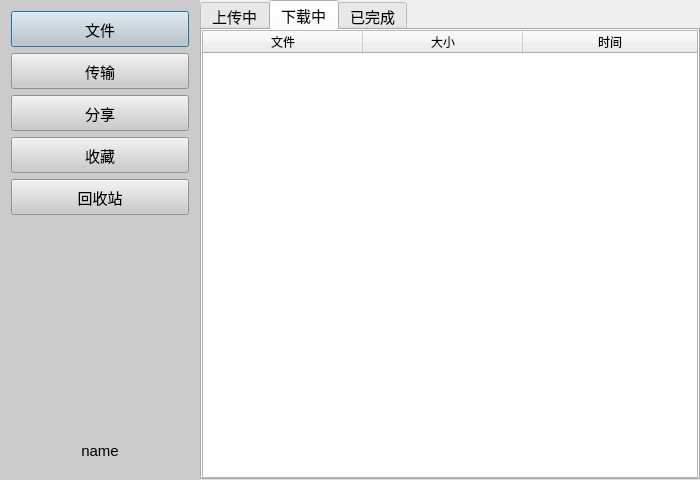
Above: NetDisk/maindialog.ui from csmust/colin-project before the change. Below: the same form after it.
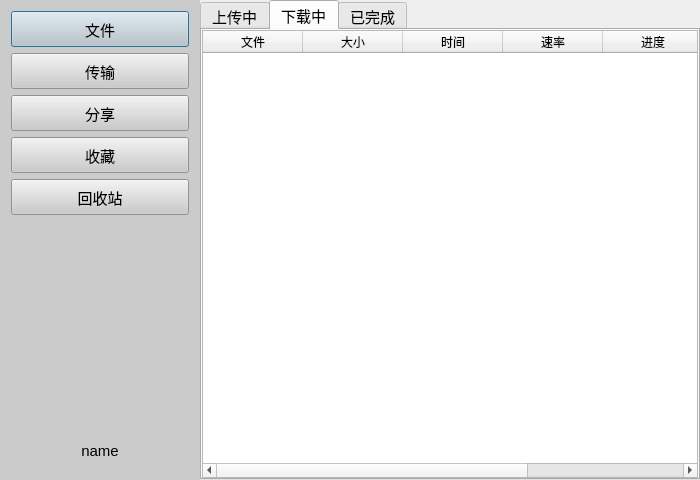
That is the form after the change. The open tabs and pages were chosen to show the change. Icons and pictures are not drawn.

Patch:
```diff
--- a/NetDisk/maindialog.ui
+++ b/NetDisk/maindialog.ui
@@ -619,7 +619,7 @@
               <item>
                <widget class="QTableWidget" name="table_download">
                 <attribute name="horizontalHeaderDefaultSectionSize">
-                 <number>160</number>
+                 <number>100</number>
                 </attribute>
                 <attribute name="horizontalHeaderStretchLastSection">
                  <bool>true</bool>
@@ -642,6 +642,21 @@
                   <string>时间</string>
                  </property>
                 </column>
+                <column>
+                 <property name="text">
+                  <string>速率</string>
+                 </property>
+                </column>
+                <column>
+                 <property name="text">
+                  <string>进度</string>
+                 </property>
+                </column>
+                <column>
+                 <property name="text">
+                  <string/>
+                 </property>
+                </column>
                </widget>
               </item>
              </layout>
```
Left out of the diff: 44 changed lines with no effect on the pictures.
